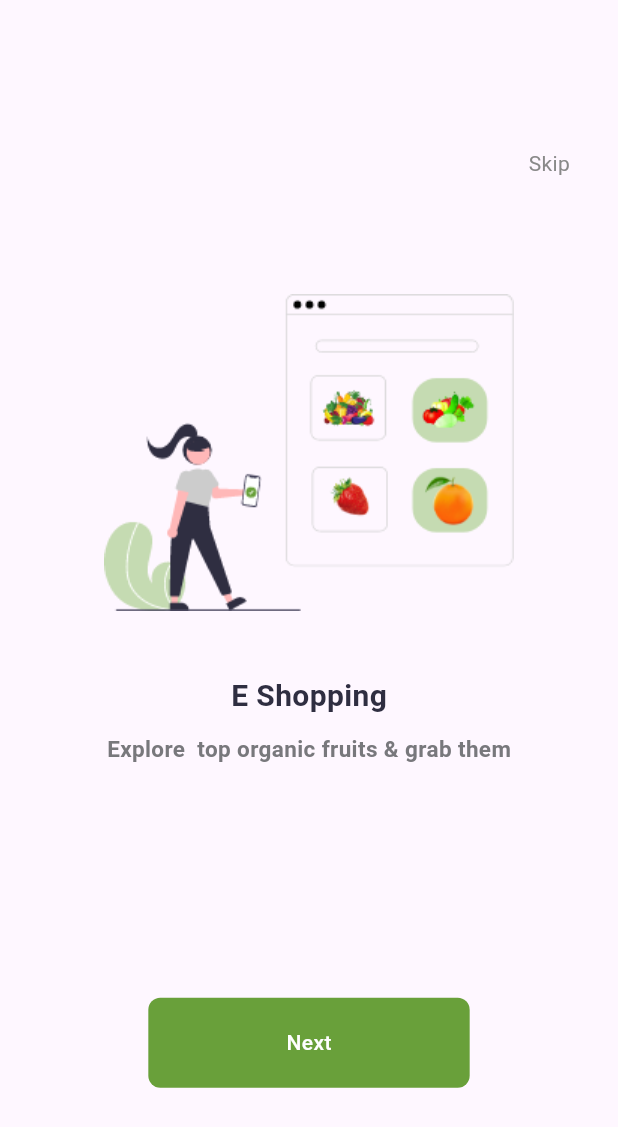
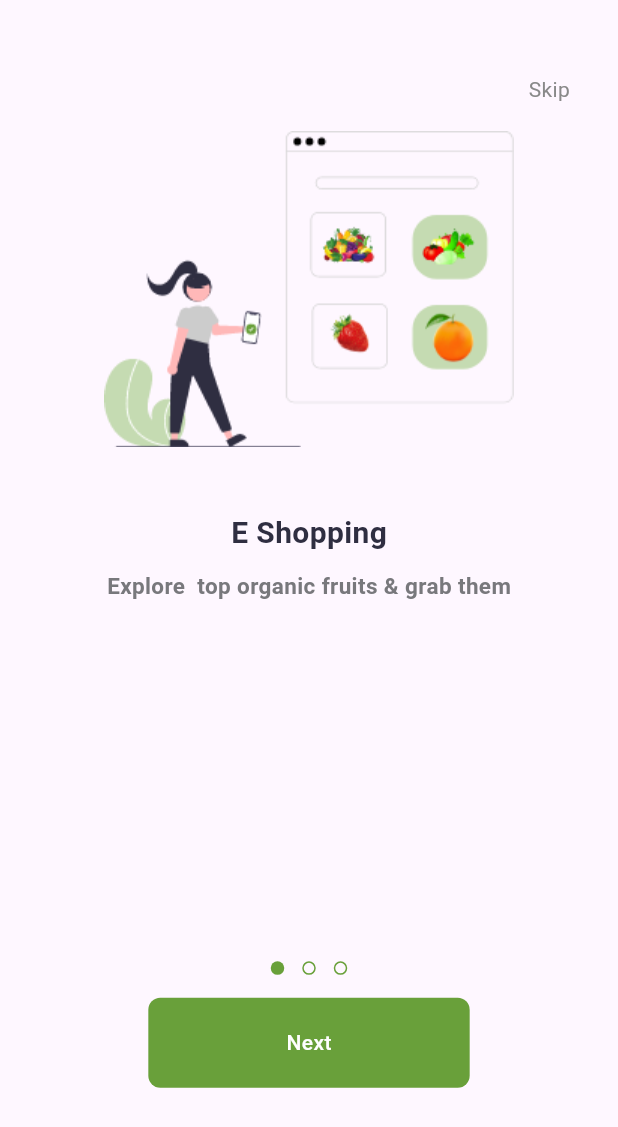
Before and after one commit to MrE2ooo/FlutterEStore, a Flutter app: the screen it shows after launch, on a phone screen of 412 x 824 dp. Shown: the top 1127 px of the screen. Run offline on Flutter 3.47's test engine with Material 3 defaults, Android fonts, the phone set to English and light mode, and no system bars; drawn by our look-alikes of dots_indicator; our stand-ins replace get; Roboto replaces fonts that are missing (Poppins).

Commit message:
OnBoardingViewBody_done

```diff
--- a/lib/features/Splash/presentation/widgets/splash_view_body.dart
+++ b/lib/features/Splash/presentation/widgets/splash_view_body.dart
@@ -41,8 +41,7 @@ class _SplashViewBodyState extends State<SplashViewBody>
   @override
   Widget build(BuildContext context) {
     SizeConfig().init(context);
-    return Container(
-      child: Column(
+    return Column(
       children: [
         const Spacer(),
         FadeTransition(
@@ -60,7 +59,6 @@ class _SplashViewBodyState extends State<SplashViewBody>
         Image.asset('assets/images/splash_view_image.png'),
         // Adobe XD layer: 'mix_fruit_png_11' (shape)
       ],
-      ),
     );
   }
 
--- a/lib/features/on boarding/presentation/widgets/custom_indicator.dart
+++ b/lib/features/on boarding/presentation/widgets/custom_indicator.dart
@@ -1,11 +1,12 @@
 
-/*import 'package:estore/core/constants.dart';
+import 'package:dots_indicator/dots_indicator.dart';
+import 'package:estore/core/constants.dart';
 import 'package:flutter/material.dart';
 
 
 class CustomIndicator extends StatelessWidget {
   const CustomIndicator({super.key,@required this.dotIndex});
-  final double? dotIndex;
+  final int? dotIndex;
   @override
   Widget build(BuildContext context) {
     return DotsIndicator(
@@ -17,7 +18,7 @@ class CustomIndicator extends StatelessWidget {
             side: const BorderSide(color: kMainColor),
           )),
       dotsCount: 3,
-      position: dotIndex!,
+      position:dotIndex! ,
     );
   }
-}*/
+}
--- a/lib/features/on boarding/presentation/widgets/on_boarding_body.dart
+++ b/lib/features/on boarding/presentation/widgets/on_boarding_body.dart
@@ -1,6 +1,6 @@
-
 import 'package:estore/core/utils/size_config.dart';
 import 'package:estore/core/widgets/custom_buttons.dart';
+import 'package:estore/features/on%20boarding/presentation/widgets/custom_indicator.dart';
 import 'package:estore/features/on%20boarding/presentation/widgets/custom_page_view.dart';
 import 'package:flutter/material.dart';
 import 'package:get/get.dart';
@@ -29,24 +29,38 @@ class _OnBoardingViewBodyState extends State<OnBoardingViewBody> {
   Widget build(BuildContext context) {
     return Stack(
       children: [
-        CustomPageView(
+        // Move CustomPageView horizontally
+        Transform.translate(
+          offset: Offset(0, -SizeConfig.defaultSize! * 11), // Adjust the Y offset as needed
+          child: CustomPageView(
             pageController: pageController,
           ),
-       /* Positioned(
+        ),
+
+        Positioned(
           left: 0,
           right: 0,
-          bottom: SizeConfig.defaultSize! * 24,
+          bottom: SizeConfig.defaultSize! * 17,
           child: CustomIndicator(
-            dotIndex: pageController!.hasClients ? pageController?.page : 0,
+            dotIndex: pageController!.hasClients ? (pageController?.page?.round() ?? 0) : 0,
           ),
-        ),*/
+        ),
         Visibility(
   visible: pageController!.hasClients
       ? (pageController?.page == 2 ? false : true)
       : true,
   child: Positioned(
-            top: SizeConfig.defaultSize! * 10,
+    top: SizeConfig.defaultSize! * 5,
     right: 32,
+    child: GestureDetector(
+      onTap: () {
+        // Move to the last page when "Skip" is tapped
+        pageController?.animateToPage(
+          2, // Assuming 2 is the index of the last page
+          duration: const Duration(milliseconds: 500),
+          curve: Curves.easeIn,
+        );
+      },
       child: const Text(
         'Skip',
         style: TextStyle(
@@ -58,6 +72,8 @@ class _OnBoardingViewBodyState extends State<OnBoardingViewBody> {
       ),
     ),
   ),
+),
+
         Positioned(
           left: SizeConfig.defaultSize! * 10,
           right: SizeConfig.defaultSize! * 10,
@@ -67,15 +83,17 @@ class _OnBoardingViewBodyState extends State<OnBoardingViewBody> {
               if (pageController!.page! < 2) {
                 pageController?.nextPage(
                   duration: const Duration(milliseconds: 500),
-                      curve: Curves.easeIn);
+                  curve: Curves.easeIn,
+                );
               } else {
-                  Get.to(() =>{} , transition: Transition.rightToLeft , duration: Duration(milliseconds: 500));
+                Get.to(() => (), transition: Transition.rightToLeft, duration: const Duration(milliseconds: 500)); // Replace with your target page widget
               }
             },
             text: pageController!.hasClients
                 ? (pageController?.page == 2 ? 'Get started' : 'Next')
                 : 'Next',
-            )),
+          ),
+        ),
       ],
     );
   }
```
Also changed, not shown: pubspec.yaml (+1 -7 lines), pubspec.lock. Lines whose indentation alone changed are shown as unchanged.
